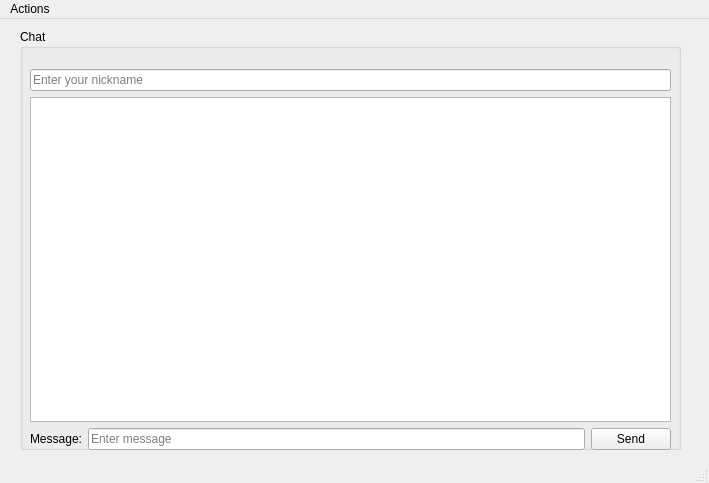
Above: Client/ClientWindow.ui from fozboom/qt-network-chat before the change. Below: the same form after it.
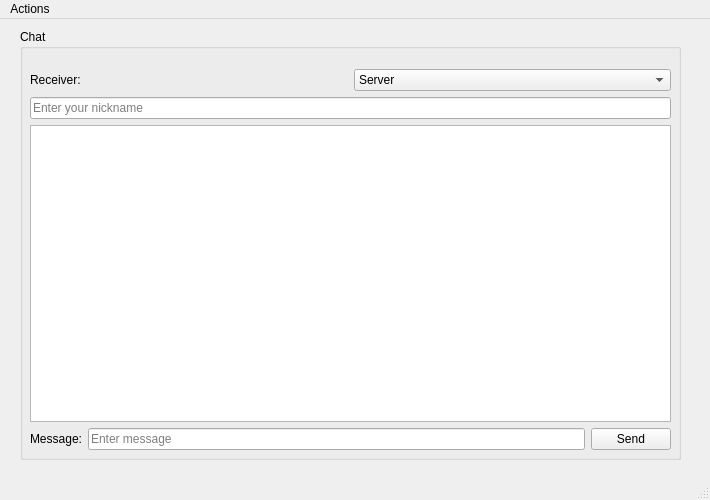
That is the form after the change.

Commit message: Добавлены функции изменения никнейма и закрытия вкладки в ServerWindow.h и ServerWindow.ui Добавлена функция отключения клиента в ChatWindow.h Добавлены функции обработки событий подключения, изменения никнейма и отключения клиента в ClientWindow.h Добавлены функции отключения от сервера и отправки сообщения конкретному получателю в ClientManager.h и ClientManager.cpp Добавлена функция уведомления всех клиентов о смене никнейма в ServerManager.h и ServerManager.cpp

What changed in the file:
```diff
--- a/Client/ClientWindow.ui
+++ b/Client/ClientWindow.ui
@@ -6,8 +6,8 @@
    <rect>
     <x>0</x>
     <y>0</y>
-    <width>709</width>
-    <height>483</height>
+    <width>710</width>
+    <height>500</height>
    </rect>
   </property>
   <property name="windowTitle">
@@ -20,13 +20,13 @@
       <x>20</x>
       <y>10</y>
       <width>661</width>
-      <height>421</height>
+      <height>431</height>
      </rect>
     </property>
     <property name="title">
      <string>Chat</string>
     </property>
-    <widget class="QWidget" name="">
+    <widget class="QWidget" name="layoutWidget">
      <property name="geometry">
       <rect>
        <x>10</x>
@@ -36,6 +36,31 @@
       </rect>
      </property>
      <layout class="QVBoxLayout" name="verticalLayout_2">
+      <item>
+       <layout class="QHBoxLayout" name="horizontalLayout">
+        <item>
+         <widget class="QLabel" name="label_2">
+          <property name="text">
+           <string>Receiver:</string>
+          </property>
+         </widget>
+        </item>
+        <item>
+         <widget class="QComboBox" name="receiverBox">
+          <item>
+           <property name="text">
+            <string>Server</string>
+           </property>
+          </item>
+          <item>
+           <property name="text">
+            <string>All</string>
+           </property>
+          </item>
+         </widget>
+        </item>
+       </layout>
+      </item>
       <item>
        <widget class="QLineEdit" name="userNameEdit">
         <property name="placeholderText">
@@ -84,7 +109,7 @@
     <rect>
      <x>0</x>
      <y>0</y>
-     <width>709</width>
+     <width>710</width>
      <height>27</height>
     </rect>
    </property>
```
The commit also changes 17 other files.
